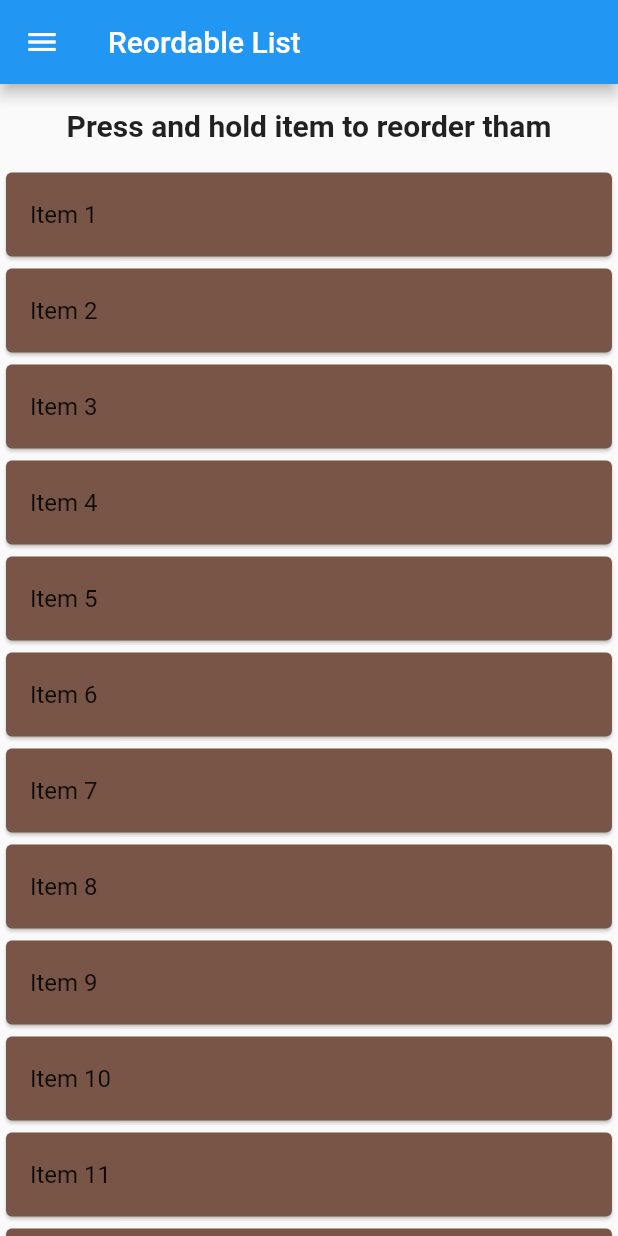
After one commit to sssloba/flutter-widgets-demo, a Flutter app: the Reorderables screen opened directly, on a phone screen of 412 x 824 dp. The commit adds this screen. Run offline on Flutter 3.47's test engine with Material 2 defaults, Android fonts, the phone set to English and light mode, and no system bars.

Commit message:
reordable_list

```diff
--- /dev/null
+++ b/lib/screens/reorderables.dart
@@ -0,0 +1,62 @@
+import 'dart:math';
+
+import 'package:flutter/material.dart';
+import 'package:flutter_widgets_demo/widgets/app_drawer.dart';
+
+class Reorderables extends StatefulWidget {
+  const Reorderables({Key? key}) : super(key: key);
+
+  @override
+  State<Reorderables> createState() => _ReorderablesState();
+}
+
+class _ReorderablesState extends State<Reorderables> {
+  final List<Widget> _reordableList = <Widget>[];
+
+  @override
+  void initState() {
+    super.initState();
+    for (int i = 0; i < 20; i++) {
+      Color color = Colors.primaries[Random().nextInt(Colors.primaries.length)];
+      _reordableList.add(
+        Card(
+          key: ValueKey(i),
+          color: color,
+          child: ListTile(
+            title: Text('Item ${i + 1}'),
+          ),
+        ),
+      );
+    }
+  }
+
+  @override
+  Widget build(BuildContext context) {
+    return Scaffold(
+      drawer: const AppDrawer(),
+      appBar: AppBar(
+        title: const Text('Reordable List'),
+      ),
+      body: ReorderableListView(
+          header: const Padding(
+            padding: EdgeInsets.symmetric(vertical: 16.0),
+            child: Text(
+              'Press and hold item to reorder tham',
+              textAlign: TextAlign.center,
+              style: TextStyle(
+                fontSize: 20.0,
+                fontWeight: FontWeight.bold,
+              ),
+            ),
+          ),
+          children: _reordableList,
+          onReorder: (int oldIndex, int newIndex) {
+            setState(() {
+              final int index = newIndex > oldIndex ? newIndex - 1 : newIndex;
+              final Widget item = _reordableList.removeAt(oldIndex);
+              _reordableList.insert(index, item);
+            });
+          }),
+    );
+  }
+}
--- a/lib/widgets/app_drawer.dart
+++ b/lib/widgets/app_drawer.dart
@@ -2,6 +2,7 @@ import 'package:flutter/material.dart';
 import 'package:flutter_widgets_demo/screens/animated_cross_fade_demo.dart';
 import 'package:flutter_widgets_demo/screens/draggables.dart';
 import 'package:flutter_widgets_demo/screens/home_page.dart';
+import 'package:flutter_widgets_demo/screens/reorderables.dart';
 import 'package:flutter_widgets_demo/screens/slivers.dart';
 import 'package:flutter_widgets_demo/screens/steppers.dart';
 import 'package:flutter_widgets_demo/widgets/drawer_tile.dart';
@@ -19,6 +20,8 @@ class AppDrawer extends StatelessWidget {
           DrawerTile('Slivers', Slivers()),
           DrawerTile('Draggable', Draggables()),
           DrawerTile('Steppers', Steppers()),
+          DrawerTile('Reordable List', Reorderables()),
+          DrawerTile('Colored title', ColoredBox(color: Colors.green)),
         ],
       ),
     );
```
